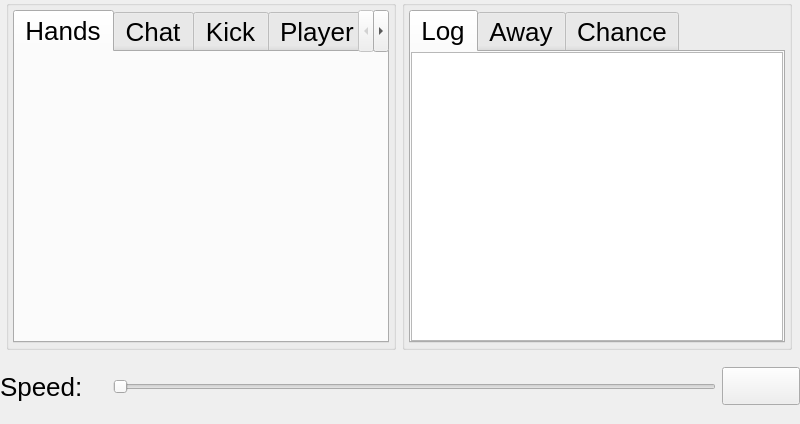
Before: the Qt Designer form src/gui/qt/gui_800x480/tabs_800x480.ui in pokerth/pokerth, drawn with Qt 5.
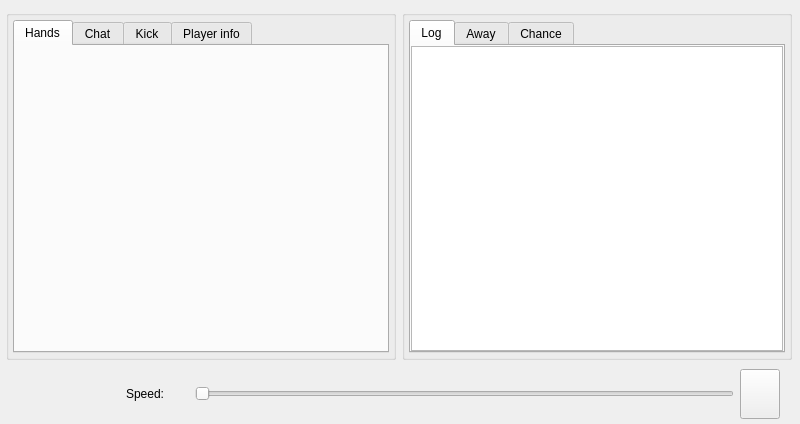
After: the same form once the commit is applied. Icons and pictures are not drawn. Custom widgets are drawn as their Qt base class.

```diff
--- a/src/gui/qt/gui_800x480/tabs_800x480.ui
+++ b/src/gui/qt/gui_800x480/tabs_800x480.ui
@@ -25,21 +25,39 @@
   <property name="windowTitle">
    <string>Start Local Game</string>
   </property>
-  <property name="styleSheet">
-   <string notr="true">QObject {font: 26px}</string>
+  <property name="autoFillBackground">
+   <bool>true</bool>
   </property>
   <layout class="QGridLayout" name="gridLayout_3">
    <property name="leftMargin">
     <number>0</number>
    </property>
    <property name="topMargin">
-    <number>0</number>
+    <number>10</number>
    </property>
    <property name="rightMargin">
     <number>0</number>
    </property>
    <property name="bottomMargin">
-    <number>15</number>
+    <number>0</number>
+   </property>
+   <property name="spacing">
+    <number>0</number>
+   </property>
+   <item row="0" column="0">
+    <widget class="QFrame" name="frame">
+     <property name="autoFillBackground">
+      <bool>false</bool>
+     </property>
+     <property name="frameShape">
+      <enum>QFrame::NoFrame</enum>
+     </property>
+     <property name="frameShadow">
+      <enum>QFrame::Plain</enum>
+     </property>
+     <layout class="QGridLayout" name="gridLayout">
+      <property name="margin">
+       <number>0</number>
    </property>
    <property name="spacing">
     <number>0</number>
@@ -71,6 +89,9 @@
            <height>350</height>
           </size>
          </property>
+            <property name="flat">
+             <bool>true</bool>
+            </property>
          <layout class="QGridLayout" name="_2">
           <property name="margin">
            <number>4</number>
@@ -337,6 +358,9 @@
            <height>350</height>
           </size>
          </property>
+            <property name="flat">
+             <bool>true</bool>
+            </property>
          <layout class="QGridLayout" name="_5">
           <property name="horizontalSpacing">
            <number>1</number>
@@ -530,8 +554,52 @@
        <property name="margin">
         <number>0</number>
        </property>
+          <item>
+           <widget class="QPushButton" name="pushButton">
+            <property name="minimumSize">
+             <size>
+              <width>60</width>
+              <height>60</height>
+             </size>
+            </property>
+            <property name="maximumSize">
+             <size>
+              <width>60</width>
+              <height>60</height>
+             </size>
+            </property>
+            <property name="focusPolicy">
+             <enum>Qt::NoFocus</enum>
+            </property>
+            <property name="styleSheet">
+             <string notr="true">QPushButton { border:none; background-image: url(&quot;:/gfx/tab-close.png&quot;); background-repeat: no-repeat; background-position: center center;}</string>
+            </property>
+           </widget>
+          </item>
+          <item>
+           <spacer name="horizontalSpacer">
+            <property name="orientation">
+             <enum>Qt::Horizontal</enum>
+            </property>
+            <property name="sizeType">
+             <enum>QSizePolicy::Fixed</enum>
+            </property>
+            <property name="sizeHint" stdset="0">
+             <size>
+              <width>60</width>
+              <height>20</height>
+             </size>
+            </property>
+           </spacer>
+          </item>
        <item>
         <widget class="QLabel" name="label_speedString">
+            <property name="minimumSize">
+             <size>
+              <width>0</width>
+              <height>50</height>
+             </size>
+            </property>
          <property name="text">
           <string>Speed:</string>
          </property>
@@ -638,15 +706,11 @@
          </property>
          <property name="font">
           <font>
-           <pointsize>-1</pointsize>
            <weight>50</weight>
            <italic>false</italic>
            <bold>false</bold>
           </font>
          </property>
-         <property name="styleSheet">
-          <string notr="true"/>
-         </property>
          <property name="text">
           <string/>
          </property>
@@ -655,7 +719,7 @@
        <item>
         <widget class="Slider" name="horizontalSlider_speed">
          <property name="sizePolicy">
-          <sizepolicy hsizetype="MinimumExpanding" vsizetype="Expanding">
+             <sizepolicy hsizetype="Expanding" vsizetype="Expanding">
            <horstretch>0</horstretch>
            <verstretch>0</verstretch>
           </sizepolicy>
@@ -663,7 +727,7 @@
          <property name="minimumSize">
           <size>
            <width>0</width>
-           <height>45</height>
+              <height>50</height>
           </size>
          </property>
          <property name="focusPolicy">
@@ -691,7 +755,7 @@
          <property name="minimumSize">
           <size>
            <width>40</width>
-           <height>20</height>
+              <height>50</height>
           </size>
          </property>
          <property name="focusPolicy">
@@ -702,13 +766,37 @@
          </property>
         </widget>
        </item>
+          <item>
+           <spacer name="horizontalSpacer_2">
+            <property name="orientation">
+             <enum>Qt::Horizontal</enum>
+            </property>
+            <property name="sizeType">
+             <enum>QSizePolicy::Fixed</enum>
+            </property>
+            <property name="sizeHint" stdset="0">
+             <size>
+              <width>20</width>
+              <height>20</height>
+             </size>
+            </property>
+           </spacer>
+          </item>
       </layout>
      </item>
     </layout>
+      </item>
+     </layout>
+    </widget>
    </item>
   </layout>
  </widget>
  <customwidgets>
+  <customwidget>
+   <class>Slider</class>
+   <extends>QSlider</extends>
+   <header>myslider.h</header>
+  </customwidget>
   <customwidget>
    <class>MyLeftTabWidget</class>
    <extends>QTabWidget</extends>
@@ -726,11 +814,6 @@
    <extends>QLabel</extends>
    <header>mychancelabel.h</header>
   </customwidget>
-  <customwidget>
-   <class>Slider</class>
-   <extends>QSlider</extends>
-   <header>myslider.h</header>
-  </customwidget>
  </customwidgets>
  <resources/>
  <connections>
```
Left out of the diff: 24 changed lines with no effect on the pictures. Lines whose indentation alone changed are shown as unchanged.
